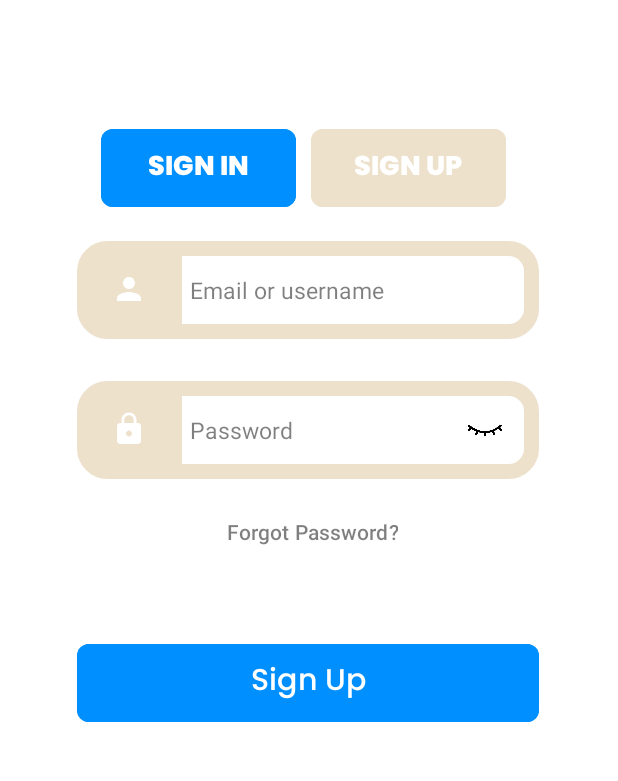
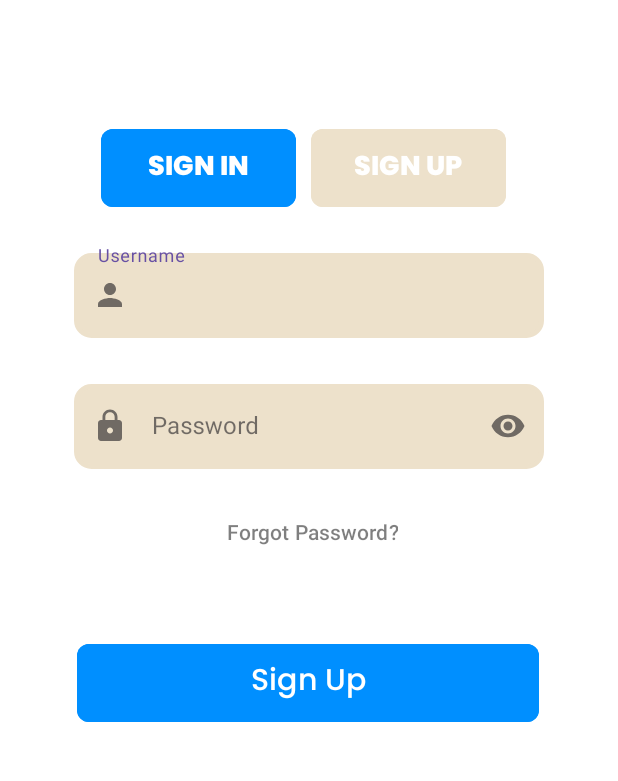
Before and after one commit to paulPortos/Taking_Notes, an Android app: the screen it shows after launch (MainActivity), on a phone screen of 412 x 824 dp, the part 420-1201 px from its top. Run offline under Robolectric (Android 15) with nearby library versions, the phone set to English and light mode, and no system bars.

Commit message:
added another design for the log in xml

```diff
--- a/app/src/main/java/com/group1/takingnotes/MainActivity.kt
+++ b/app/src/main/java/com/group1/takingnotes/MainActivity.kt
@@ -27,7 +27,7 @@ class MainActivity : AppCompatActivity() {
         etPassword = findViewById(R.id.etpassword)
         btnForgot = findViewById(R.id.btnforgot)
         btnLoginNow = findViewById(R.id.btnloginnow)
-        togglePassword = findViewById(R.id.ivTogglePassword)
+
 
         // LOGIN
         this.btnLoginNow.setOnClickListener {
@@ -45,22 +45,7 @@ class MainActivity : AppCompatActivity() {
             }
         }
 
-        // SHOW/HIDE PASSWORD
-        var isPasswordVisible = false
-        this.togglePassword.setOnClickListener {
-            isPasswordVisible = !isPasswordVisible
-            if (isPasswordVisible) {
-                // Show Password
-                this.etPassword.inputType = InputType.TYPE_TEXT_VARIATION_VISIBLE_PASSWORD
-                this.togglePassword.setImageResource(R.drawable.ic_visibility_on) // Update to your "visible" icon
-            } else {
-                // Hide Password
-                this.etPassword.inputType = InputType.TYPE_CLASS_TEXT or InputType.TYPE_TEXT_VARIATION_PASSWORD
-                this.togglePassword.setImageResource(R.drawable.ic_visibility_off) // Update to your "invisible" icon
-            }
-            // Move the cursor to the end of the text
-            this.etPassword.setSelection(etPassword.text.length)
-        }
+
 
         // SIGN UP
         this.btnSignup.setOnClickListener {
--- /dev/null
+++ b/app/src/main/res/drawable/baseline_lock_24.xml
@@ -0,0 +1,5 @@
+<vector xmlns:android="http://schemas.android.com/apk/res/android" android:height="24dp" android:tint="#000000" android:viewportHeight="24" android:viewportWidth="24" android:width="24dp">
+
+    <path android:fillColor="@android:color/white" android:pathData="M18,8h-1L17,6c0,-2.76 -2.24,-5 -5,-5S7,3.24 7,6v2L6,8c-1.1,0 -2,0.9 -2,2v10c0,1.1 0.9,2 2,2h12c1.1,0 2,-0.9 2,-2L20,10c0,-1.1 -0.9,-2 -2,-2zM12,17c-1.1,0 -2,-0.9 -2,-2s0.9,-2 2,-2 2,0.9 2,2 -0.9,2 -2,2zM15.1,8L8.9,8L8.9,6c0,-1.71 1.39,-3.1 3.1,-3.1 1.71,0 3.1,1.39 3.1,3.1v2z"/>
+
+</vector>
--- /dev/null
+++ b/app/src/main/res/drawable/baseline_person_24.xml
@@ -0,0 +1,5 @@
+<vector xmlns:android="http://schemas.android.com/apk/res/android" android:height="24dp" android:tint="#000000" android:viewportHeight="24" android:viewportWidth="24" android:width="24dp">
+
+    <path android:fillColor="@android:color/white" android:pathData="M12,12c2.21,0 4,-1.79 4,-4s-1.79,-4 -4,-4 -4,1.79 -4,4 1.79,4 4,4zM12,14c-2.67,0 -8,1.34 -8,4v2h16v-2c0,-2.66 -5.33,-4 -8,-4z"/>
+
+</vector>
--- /dev/null
+++ b/app/src/main/res/drawable/round.xml
@@ -0,0 +1,5 @@
+<?xml version="1.0" encoding="utf-8"?>
+<shape xmlns:android="http://schemas.android.com/apk/res/android">
+        <stroke android:width="3dp"  />
+        <corners android:radius="10dp"/>
+</shape>
--- a/app/src/main/res/layout/activity_main.xml
+++ b/app/src/main/res/layout/activity_main.xml
@@ -8,63 +8,6 @@
     android:background="@color/white"
     tools:context=".MainActivity">
 
-
-    <EditText
-        android:id="@+id/etusername"
-        android:layout_width="308dp"
-        android:layout_height="65dp"
-        android:background="@drawable/edittext2"
-        android:drawableLeft="@drawable/ic_username"
-        android:drawablePadding="5dip"
-        android:ems="10"
-        android:hint="Email or username"
-        android:textColorHint="#80000000"
-        android:inputType="text"
-        android:textSize="15dp"
-        android:textColor="@color/black"
-
-        app:layout_constraintBottom_toBottomOf="parent"
-        app:layout_constraintEnd_toEndOf="parent"
-        app:layout_constraintHorizontal_bias="0.495"
-        app:layout_constraintStart_toStartOf="parent"
-        app:layout_constraintTop_toTopOf="parent"
-        app:layout_constraintVertical_bias="0.581" />
-
-    <EditText
-        android:id="@+id/etpassword"
-        android:layout_width="308dp"
-        android:layout_height="65dp"
-        android:background="@drawable/edittext2"
-        android:drawableLeft="@drawable/ic_password"
-        android:drawablePadding="5dp"
-        android:ems="10"
-        android:hint="Password"
-        android:textColorHint="#80000000"
-        android:textSize="15dp"
-        android:inputType="textPassword"
-        android:textColor="@color/black"
-        app:layout_constraintBottom_toBottomOf="parent"
-        app:layout_constraintEnd_toEndOf="parent"
-        app:layout_constraintHorizontal_bias="0.495"
-        app:layout_constraintStart_toStartOf="parent"
-        app:layout_constraintTop_toTopOf="parent"
-        app:layout_constraintVertical_bias="0.704" />
-
-    <ImageView
-        android:id="@+id/ivTogglePassword"
-        android:layout_width="32dp"
-        android:layout_height="32dp"
-        android:layout_alignParentEnd="true"
-        android:layout_centerVertical="true"
-        android:contentDescription="Toggle password visibility"
-        android:paddingEnd="8dp"
-        android:src="@drawable/ic_visibility_off"
-        app:layout_constraintBottom_toBottomOf="parent"
-        app:layout_constraintEnd_toEndOf="parent"
-        app:layout_constraintHorizontal_bias="0.82"
-        app:layout_constraintStart_toStartOf="parent"
-        app:layout_constraintTop_toTopOf="parent"
-        app:layout_constraintVertical_bias="0.695" />
 
     <Button
         android:id="@+id/btnloginnow"
@@ -173,4 +116,50 @@
         app:layout_constraintStart_toStartOf="parent"
         app:layout_constraintTop_toTopOf="parent"
         app:layout_constraintVertical_bias="0.787" />
+
+    <com.google.android.material.textfield.TextInputLayout
+        style="@style/Widget.MaterialComponents.TextInputLayout.OutlinedBox"
+        android:layout_width="313dp"
+        android:layout_height="64dp"
+        android:hint="@string/username"
+        app:endIconMode="clear_text"
+        app:layout_constraintBottom_toBottomOf="parent"
+        app:layout_constraintEnd_toEndOf="parent"
+        app:layout_constraintStart_toStartOf="parent"
+        app:layout_constraintTop_toTopOf="parent"
+        app:layout_constraintVertical_bias="0.583"
+        app:startIconDrawable="@drawable/baseline_person_24">
+
+        <com.google.android.material.textfield.TextInputEditText
+            android:id="@+id/usernameInput"
+            android:layout_width="match_parent"
+            android:layout_height="wrap_content"
+            android:background="@drawable/round"
+            android:backgroundTint="@color/beige" />
+
+    </com.google.android.material.textfield.TextInputLayout>
+
+    <com.google.android.material.textfield.TextInputLayout
+        style="@style/Widget.MaterialComponents.TextInputLayout.OutlinedBox"
+        android:layout_width="313dp"
+        android:layout_height="64dp"
+        android:hint="@string/password"
+        app:layout_constraintBottom_toBottomOf="parent"
+        app:layout_constraintEnd_toEndOf="parent"
+        app:endIconMode="password_toggle"
+        app:layout_constraintStart_toStartOf="parent"
+        app:layout_constraintTop_toTopOf="parent"
+        app:layout_constraintVertical_bias="0.698"
+        app:startIconDrawable="@drawable/baseline_lock_24"
+       >
+
+        <com.google.android.material.textfield.TextInputEditText
+            android:id="@+id/passwordInput"
+            android:layout_width="match_parent"
+            android:layout_height="wrap_content"
+            android:background="@drawable/round"
+            android:backgroundTint="@color/beige"
+            android:inputType="textPassword"
+            />
+    </com.google.android.material.textfield.TextInputLayout>
 </androidx.constraintlayout.widget.ConstraintLayout>
--- a/app/src/main/res/values/strings.xml
+++ b/app/src/main/res/values/strings.xml
@@ -2,4 +2,6 @@
     <string name="app_name">Taking Notes</string>
     <!-- TODO: Remove or change this placeholder text -->
     <string name="hello_blank_fragment">Hello blank fragment</string>
+    <string name="password">Password</string>
+    <string name="username">Username</string>
 </resources>
```
